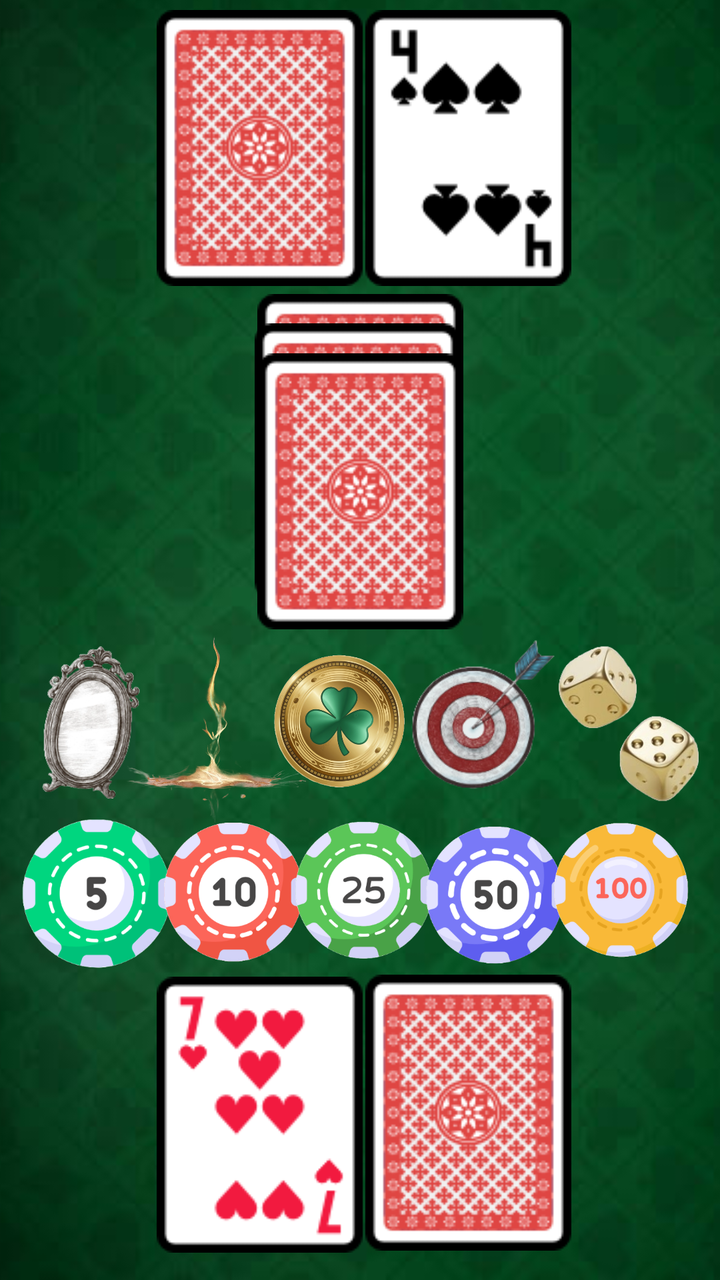
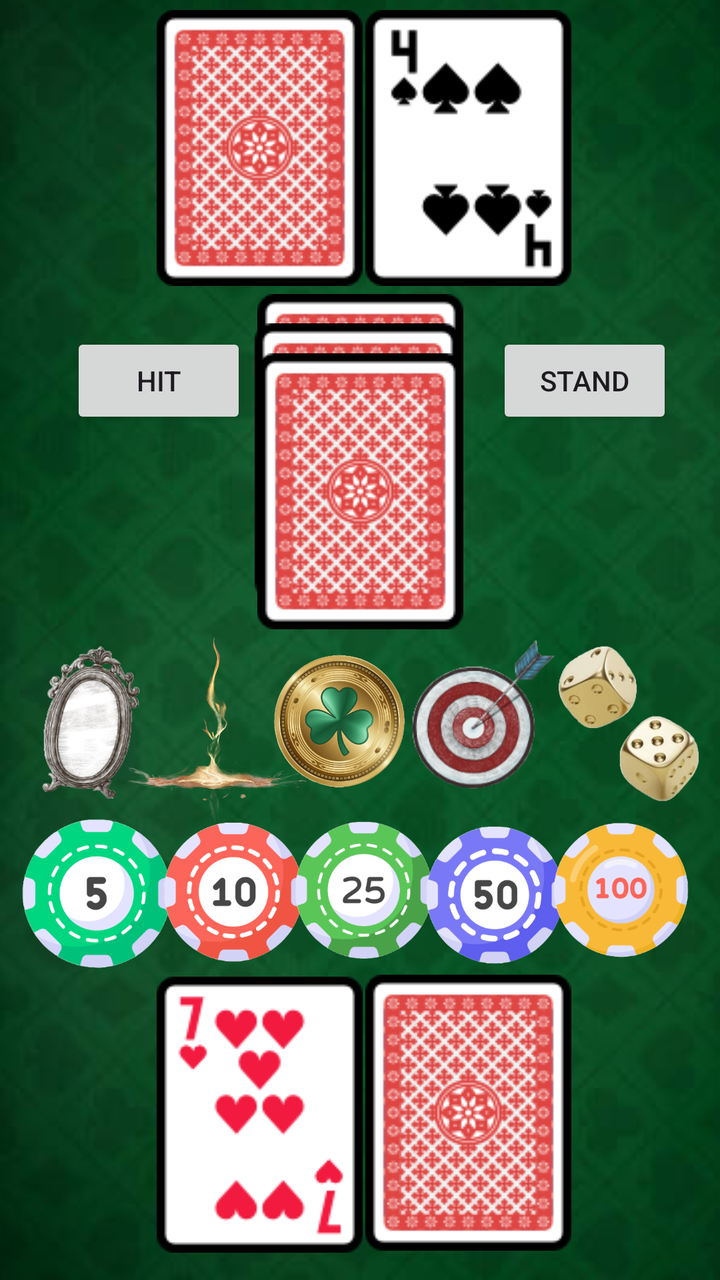

Screens rendered from an Android XML layout before and after an edit, with the pre-edit source and the edit as a unified diff.
<!-- AndroidManifest.xml: application theme Theme._21Turbo -->
<!-- res/layout/play_screen.xml -->
<?xml version="1.0" encoding="utf-8"?>
<androidx.constraintlayout.widget.ConstraintLayout xmlns:android="http://schemas.android.com/apk/res/android"
    xmlns:app="http://schemas.android.com/apk/res-auto"
    xmlns:tools="http://schemas.android.com/tools"
    android:layout_width="match_parent"
    android:layout_height="match_parent">

    <ImageView
        android:id="@+id/imageView2"
        android:layout_width="430dp"
        android:layout_height="741dp"
        app:layout_constraintBottom_toBottomOf="parent"
        app:layout_constraintEnd_toEndOf="parent"
        app:layout_constraintStart_toStartOf="parent"
        app:layout_constraintTop_toTopOf="parent"
        app:layout_constraintVertical_bias="0.552"
        app:srcCompat="@drawable/table_background" />

    <ImageView
        android:id="@+id/imageView3"
        android:layout_width="wrap_content"
        android:layout_height="wrap_content"
        app:layout_constraintBottom_toBottomOf="parent"
        app:layout_constraintEnd_toEndOf="parent"
        app:layout_constraintHorizontal_bias="0.305"
        app:layout_constraintStart_toStartOf="parent"
        app:layout_constraintTop_toTopOf="parent"
        app:layout_constraintVertical_bias="0.01"
        app:srcCompat="@drawable/back_of_card" />

    <ImageView
        android:id="@+id/imageView4"
        android:layout_width="wrap_content"
        android:layout_height="wrap_content"
        app:layout_constraintBottom_toBottomOf="parent"
        app:layout_constraintEnd_toEndOf="parent"
        app:layout_constraintHorizontal_bias="0.711"
        app:layout_constraintStart_toStartOf="parent"
        app:layout_constraintTop_toTopOf="parent"
        app:layout_constraintVertical_bias="0.971"
        app:srcCompat="@drawable/back_of_card" />

    <ImageView
        android:id="@+id/imageView5"
        android:layout_width="wrap_content"
        android:layout_height="wrap_content"
        app:layout_constraintBottom_toBottomOf="parent"
        app:layout_constraintEnd_toEndOf="parent"
        app:layout_constraintStart_toStartOf="parent"
        app:layout_constraintTop_toTopOf="parent"
        app:layout_constraintVertical_bias="0.293"
        app:srcCompat="@drawable/back_of_card" />

    <ImageView
        android:id="@+id/imageView6"
        android:layout_width="wrap_content"
        android:layout_height="wrap_content"
        app:layout_constraintBottom_toBottomOf="parent"
        app:layout_constraintEnd_toEndOf="parent"
        app:layout_constraintHorizontal_bias="0.496"
        app:layout_constraintStart_toStartOf="parent"
        app:layout_constraintTop_toTopOf="parent"
        app:layout_constraintVertical_bias="0.322"
        app:srcCompat="@drawable/back_of_card" />

    <ImageView
        android:id="@+id/imageView7"
        android:layout_width="wrap_content"
        android:layout_height="wrap_content"
        app:layout_constraintBottom_toBottomOf="parent"
        app:layout_constraintEnd_toEndOf="parent"
        app:layout_constraintStart_toStartOf="parent"
        app:layout_constraintTop_toTopOf="parent"
        app:layout_constraintVertical_bias="0.352"
        app:srcCompat="@drawable/back_of_card" />

    <ImageView
        android:id="@+id/imageView8"
        android:layout_width="98dp"
        android:layout_height="95dp"
        app:layout_constraintBottom_toBottomOf="parent"
        app:layout_constraintEnd_toEndOf="parent"
        app:layout_constraintHorizontal_bias="0.0"
        app:layout_constraintStart_toStartOf="parent"
        app:layout_constraintTop_toTopOf="parent"
        app:layout_constraintVertical_bias="0.731"
        app:srcCompat="@drawable/chip5" />

    <ImageView
        android:id="@+id/imageView9"
        android:layout_width="102dp"
        android:layout_height="96dp"
        app:layout_constraintBottom_toBottomOf="parent"
        app:layout_constraintEnd_toEndOf="parent"
        app:layout_constraintHorizontal_bias="0.252"
        app:layout_constraintStart_toStartOf="parent"
        app:layout_constraintTop_toTopOf="parent"
        app:layout_constraintVertical_bias="0.733"
        app:srcCompat="@drawable/chip10" />

    <ImageView
        android:id="@+id/imageView10"
        android:layout_width="108dp"
        android:layout_height="91dp"
        app:layout_constraintBottom_toBottomOf="parent"
        app:layout_constraintEnd_toEndOf="parent"
        app:layout_constraintHorizontal_bias="0.501"
        app:layout_constraintStart_toStartOf="parent"
        app:layout_constraintTop_toTopOf="parent"
        app:layout_constraintVertical_bias="0.732"
        app:srcCompat="@drawable/chip25" />

    <ImageView
        android:id="@+id/imageView11"
        android:layout_width="90dp"
        android:layout_height="91dp"
        app:layout_constraintBottom_toBottomOf="parent"
        app:layout_constraintEnd_toEndOf="parent"
        app:layout_constraintHorizontal_bias="0.753"
        app:layout_constraintStart_toStartOf="parent"
        app:layout_constraintTop_toTopOf="parent"
        app:layout_constraintVertical_bias="0.734"
        app:srcCompat="@drawable/chip50" />

    <ImageView
        android:id="@+id/imageView12"
        android:layout_width="102dp"
        android:layout_height="110dp"
        app:layout_constraintBottom_toBottomOf="parent"
        app:layout_constraintEnd_toEndOf="parent"
        app:layout_constraintHorizontal_bias="1.0"
        app:layout_constraintStart_toStartOf="@+id/imageView2"
        app:layout_constraintTop_toTopOf="parent"
        app:layout_constraintVertical_bias="0.739"
        app:srcCompat="@drawable/chip100" />

    <ImageView
        android:id="@+id/imageView13"
        android:layout_width="wrap_content"
        android:layout_height="wrap_content"
        app:layout_constraintBottom_toBottomOf="parent"
        app:layout_constraintEnd_toEndOf="parent"
        app:layout_constraintHorizontal_bias="0.305"
        app:layout_constraintStart_toStartOf="parent"
        app:layout_constraintTop_toTopOf="parent"
        app:layout_constraintVertical_bias="0.973"
        app:srcCompat="@drawable/hearts7" />

    <ImageView
        android:id="@+id/imageView14"
        android:layout_width="wrap_content"
        android:layout_height="wrap_content"
        app:layout_constraintBottom_toBottomOf="parent"
        app:layout_constraintEnd_toEndOf="parent"
        app:layout_constraintHorizontal_bias="0.711"
        app:layout_constraintStart_toStartOf="parent"
        app:layout_constraintTop_toTopOf="parent"
        app:layout_constraintVertical_bias="0.01"
        app:srcCompat="@drawable/spades4" />

    <ImageView
        android:id="@+id/imageView15"
        android:layout_width="128dp"
        android:layout_height="165dp"
        app:layout_constraintBottom_toBottomOf="parent"
        app:layout_constraintEnd_toEndOf="parent"
        app:layout_constraintHorizontal_bias="0.183"
        app:layout_constraintStart_toStartOf="parent"
        app:layout_constraintTop_toTopOf="parent"
        app:layout_constraintVertical_bias="0.581"
        app:srcCompat="@drawable/powerup_switchstrike" />

    <ImageView
        android:id="@+id/imageView16"
        android:layout_width="64dp"
        android:layout_height="78dp"
        app:layout_constraintBottom_toBottomOf="parent"
        app:layout_constraintEnd_toEndOf="parent"
        app:layout_constraintHorizontal_bias="0.046"
        app:layout_constraintStart_toStartOf="parent"
        app:layout_constraintTop_toTopOf="parent"
        app:layout_constraintVertical_bias="0.572"
        app:srcCompat="@drawable/powerup_split" />

    <ImageView
        android:id="@+id/imageView17"
        android:layout_width="98dp"
        android:layout_height="92dp"
        app:layout_constraintBottom_toBottomOf="parent"
        app:layout_constraintEnd_toEndOf="parent"
        app:layout_constraintHorizontal_bias="0.46"
        app:layout_constraintStart_toStartOf="parent"
        app:layout_constraintTop_toTopOf="parent"
        app:layout_constraintVertical_bias="0.574"
        app:srcCompat="@drawable/powerup_luckyboost" />

    <ImageView
        android:id="@+id/imageView18"
        android:layout_width="91dp"
        android:layout_height="85dp"
        app:layout_constraintBottom_toBottomOf="parent"
        app:layout_constraintEnd_toEndOf="parent"
        app:layout_constraintHorizontal_bias="0.721"
        app:layout_constraintStart_toStartOf="parent"
        app:layout_constraintTop_toTopOf="parent"
        app:layout_constraintVertical_bias="0.568"
        app:srcCompat="@drawable/powerup_bullseye" />

    <ImageView
        android:id="@+id/imageView19"
        android:layout_width="86dp"
        android:layout_height="103dp"
        app:layout_constraintBottom_toBottomOf="parent"
        app:layout_constraintEnd_toEndOf="parent"
        app:layout_constraintHorizontal_bias="0.99"
        app:layout_constraintStart_toStartOf="parent"
        app:layout_constraintTop_toTopOf="parent"
        app:layout_constraintVertical_bias="0.578"
        app:srcCompat="@drawable/powerup_doubledown" />

</androidx.constraintlayout.widget.ConstraintLayout>
<!-- resources referenced by this layout -->
<resources>
  <!-- drawable back_of_card: png bitmap (drawable, 24606 bytes) -->
  <!-- drawable chip10: png bitmap (drawable, 42084 bytes) -->
  <!-- drawable chip100: png bitmap (drawable, 44245 bytes) -->
  <!-- drawable chip25: png bitmap (drawable, 45548 bytes) -->
  <!-- drawable chip5: png bitmap (drawable, 42289 bytes) -->
  <!-- drawable chip50: png bitmap (drawable, 39470 bytes) -->
  <!-- drawable hearts7: png bitmap (drawable, 5265 bytes) -->
  <!-- drawable powerup_bullseye: png bitmap (drawable, 32155 bytes) -->
  <!-- drawable powerup_doubledown: png bitmap (drawable, 45422 bytes) -->
  <!-- drawable powerup_luckyboost: png bitmap (drawable, 328577 bytes) -->
  <!-- drawable powerup_split: png bitmap (drawable, 49918 bytes) -->
  <!-- drawable powerup_switchstrike: png bitmap (drawable, 209419 bytes) -->
  <!-- drawable spades4: png bitmap (drawable, 3785 bytes) -->
  <!-- drawable table_background: png bitmap (drawable, 149849 bytes) -->
  <style name="Theme._21Turbo" parent="Base.Theme._21Turbo" />
  <style name="Base.Theme._21Turbo" parent="Theme.Material3.DayNight.NoActionBar">
          
          
      </style>
</resources>

<!-- the commit's change to res/layout/play_screen.xml (unified diff, before → after) -->
@@ -218,4 +218,28 @@
         app:layout_constraintVertical_bias="0.578"
         app:srcCompat="@drawable/powerup_doubledown" />
 
+    <Button
+        android:id="@+id/hitButton"
+        android:layout_width="wrap_content"
+        android:layout_height="wrap_content"
+        android:text="Hit"
+        app:layout_constraintBottom_toBottomOf="parent"
+        app:layout_constraintEnd_toEndOf="parent"
+        app:layout_constraintHorizontal_bias="0.13"
+        app:layout_constraintStart_toStartOf="parent"
+        app:layout_constraintTop_toTopOf="@+id/imageView2"
+        app:layout_constraintVertical_bias="0.343" />
+
+    <Button
+        android:id="@+id/standButton"
+        android:layout_width="wrap_content"
+        android:layout_height="wrap_content"
+        android:text="Stand"
+        app:layout_constraintBottom_toBottomOf="parent"
+        app:layout_constraintEnd_toEndOf="parent"
+        app:layout_constraintHorizontal_bias="0.913"
+        app:layout_constraintStart_toStartOf="parent"
+        app:layout_constraintTop_toTopOf="@+id/imageView2"
+        app:layout_constraintVertical_bias="0.343" />
+
 </androidx.constraintlayout.widget.ConstraintLayout>
